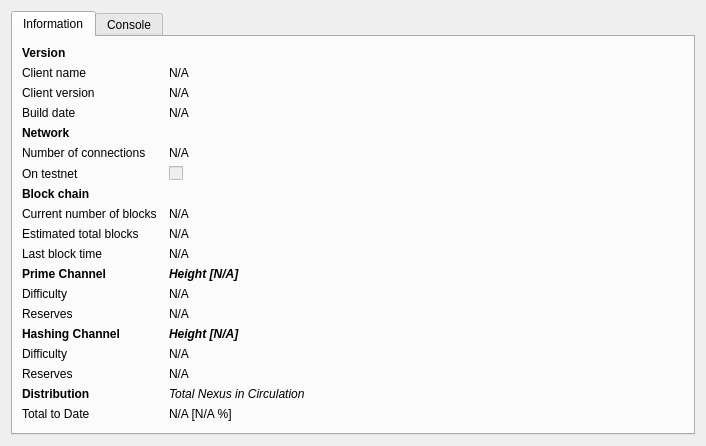
Before: the Qt Designer form src/qt/forms/rpcconsole.ui in Nexusoft/Legacy, drawn with Qt 5.
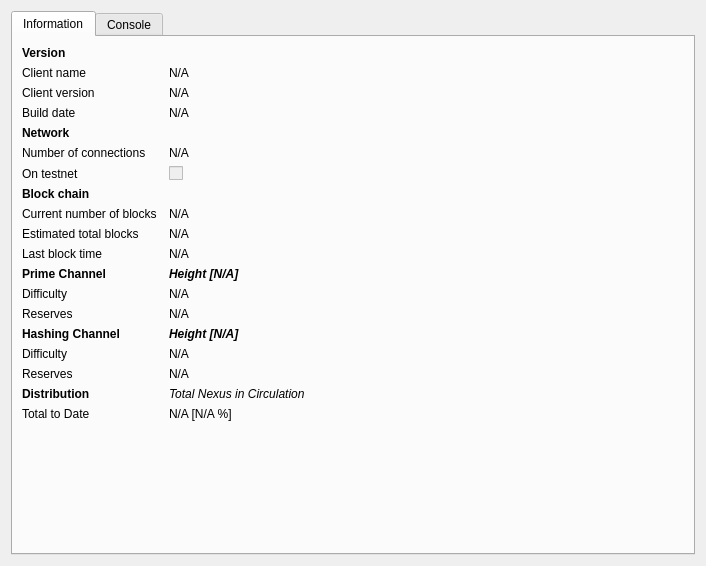
After: the same form once the commit is applied. Icons and pictures are not drawn.

Patch:
```diff
--- a/src/qt/forms/rpcconsole.ui
+++ b/src/qt/forms/rpcconsole.ui
@@ -7,7 +7,7 @@
     <x>0</x>
     <y>0</y>
     <width>706</width>
-    <height>446</height>
+    <height>566</height>
    </rect>
   </property>
   <property name="windowTitle">
```
Left out of the diff: 46 changed lines with no effect on the pictures. Lines whose indentation alone changed are shown as unchanged.
